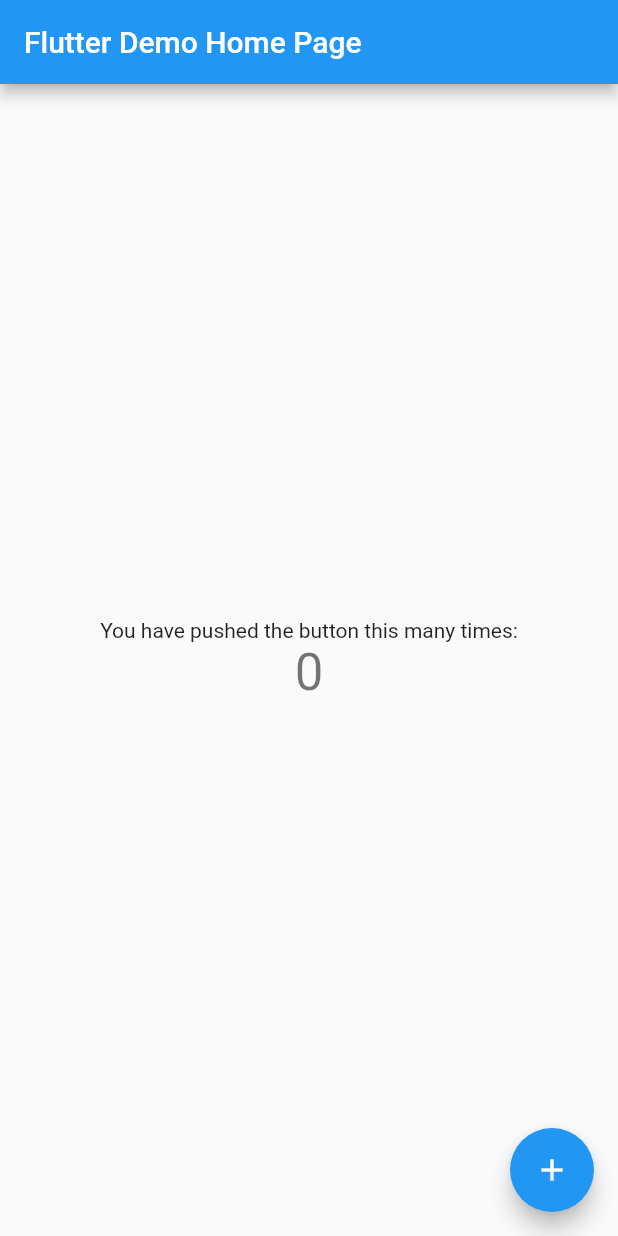
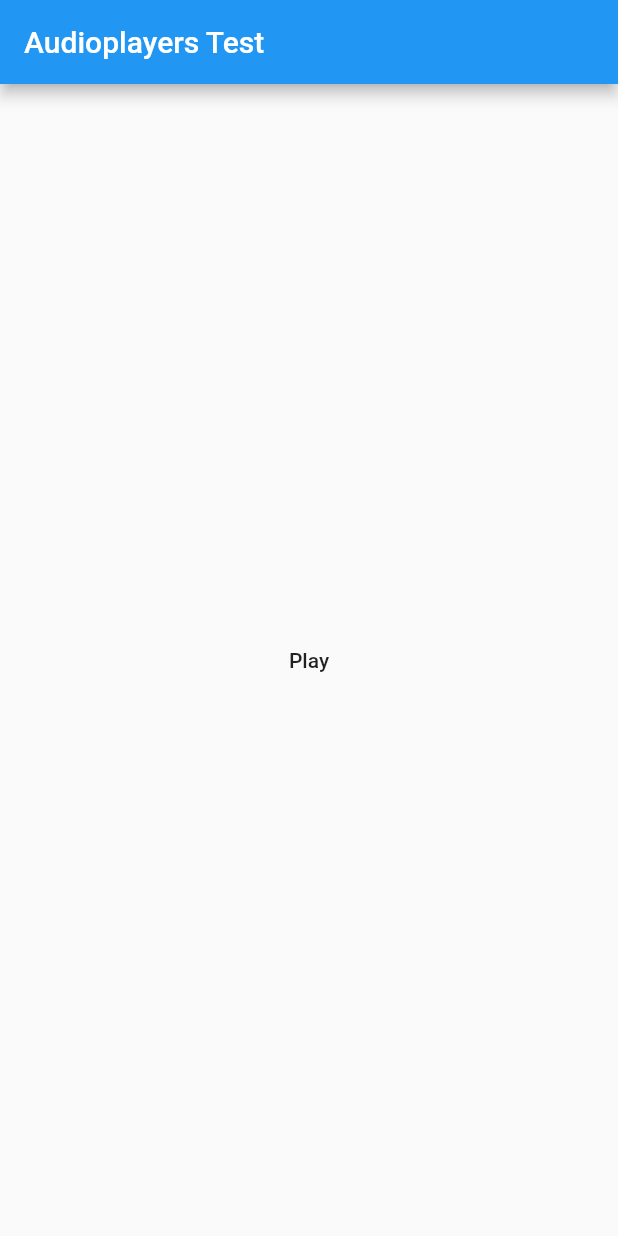
Before and after one commit to luanpotter/audioplayers_example, a Flutter app: the screen it shows after launch, on a phone screen of 412 x 824 dp. Run offline on Flutter 3.47's test engine with Material 2 defaults, Android fonts, the light colour scheme and no system bars; our stand-ins replace audioplayers.

Commit message:
first commit

```diff
--- a/lib/main.dart
+++ b/lib/main.dart
@@ -1,41 +1,25 @@
+import 'package:audioplayers/audioplayers.dart';
 import 'package:flutter/material.dart';
+
+AudioPlayer player = AudioPlayer();
 
 void main() => runApp(MyApp());
 
 class MyApp extends StatelessWidget {
-  // This widget is the root of your application.
   @override
   Widget build(BuildContext context) {
     return MaterialApp(
-      title: 'Flutter Demo',
+      title: 'Audioplayers Test',
       theme: ThemeData(
-        // This is the theme of your application.
-        //
-        // Try running your application with "flutter run". You'll see the
-        // application has a blue toolbar. Then, without quitting the app, try
-        // changing the primarySwatch below to Colors.green and then invoke
-        // "hot reload" (press "r" in the console where you ran "flutter run",
-        // or simply save your changes to "hot reload" in a Flutter IDE).
-        // Notice that the counter didn't reset back to zero; the application
-        // is not restarted.
         primarySwatch: Colors.blue,
       ),
-      home: MyHomePage(title: 'Flutter Demo Home Page'),
+      home: MyHomePage(title: 'Audioplayers Test'),
     );
   }
 }
 
 class MyHomePage extends StatefulWidget {
   MyHomePage({Key key, this.title}) : super(key: key);
-
-  // This widget is the home page of your application. It is stateful, meaning
-  // that it has a State object (defined below) that contains fields that affect
-  // how it looks.
-
-  // This class is the configuration for the state. It holds the values (in this
-  // case the title) provided by the parent (in this case the App widget) and
-  // used by the build method of the State. Fields in a Widget subclass are
-  // always marked "final".
 
   final String title;
 
@@ -44,68 +28,28 @@
 }
 
 class _MyHomePageState extends State<MyHomePage> {
-  int _counter = 0;
 
-  void _incrementCounter() {
-    setState(() {
-      // This call to setState tells the Flutter framework that something has
-      // changed in this State, which causes it to rerun the build method below
-      // so that the display can reflect the updated values. If we changed
-      // _counter without calling setState(), then the build method would not be
-      // called again, and so nothing would appear to happen.
-      _counter++;
-    });
+  void play() {
+    player.play('https://luan.xyz/files/audio/ambient_c_motion.mp3');
   }
 
   @override
   Widget build(BuildContext context) {
-    // This method is rerun every time setState is called, for instance as done
-    // by the _incrementCounter method above.
-    //
-    // The Flutter framework has been optimized to make rerunning build methods
-    // fast, so that you can just rebuild anything that needs updating rather
-    // than having to individually change instances of widgets.
     return Scaffold(
       appBar: AppBar(
-        // Here we take the value from the MyHomePage object that was created by
-        // the App.build method, and use it to set our appbar title.
         title: Text(widget.title),
       ),
       body: Center(
-        // Center is a layout widget. It takes a single child and positions it
-        // in the middle of the parent.
         child: Column(
-          // Column is also a layout widget. It takes a list of children and
-          // arranges them vertically. By default, it sizes itself to fit its
-          // children horizontally, and tries to be as tall as its parent.
-          //
-          // Invoke "debug painting" (press "p" in the console, choose the
-          // "Toggle Debug Paint" action from the Flutter Inspector in Android
-          // Studio, or the "Toggle Debug Paint" command in Visual Studio Code)
-          // to see the wireframe for each widget.
-          //
-          // Column has various properties to control how it sizes itself and
-          // how it positions its children. Here we use mainAxisAlignment to
-          // center the children vertically; the main axis here is the vertical
-          // axis because Columns are vertical (the cross axis would be
-          // horizontal).
           mainAxisAlignment: MainAxisAlignment.center,
           children: <Widget>[
-            Text(
-              'You have pushed the button this many times:',
-            ),
-            Text(
-              '$_counter',
-              style: Theme.of(context).textTheme.display1,
-            ),
+            FlatButton(
+              child: Text('Play'),
+              onPressed: () => this.play(),
+            )
           ],
         ),
       ),
-      floatingActionButton: FloatingActionButton(
-        onPressed: _incrementCounter,
-        tooltip: 'Increment',
-        child: Icon(Icons.add),
-      ), // This trailing comma makes auto-formatting nicer for build methods.
     );
   }
 }
```
Also changed, not shown: pubspec.yaml (+4 -3 lines), pubspec.lock, 1 other file.
